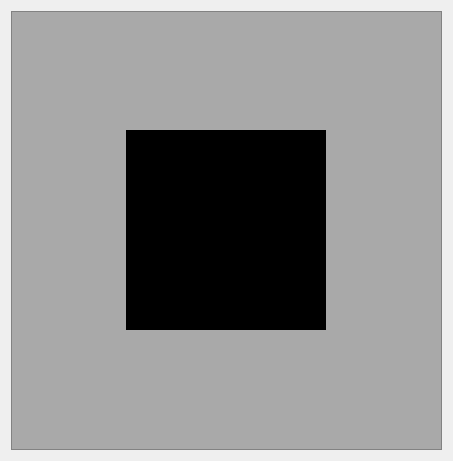
Above: editor_app/sprite_tab.ui from danielmeinert/objectcreator before the change. Below: the same form after it.
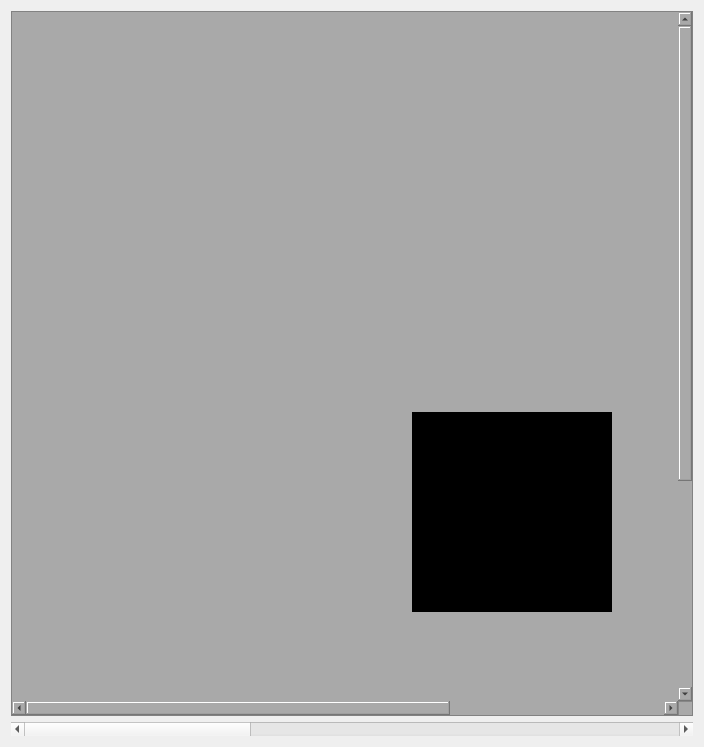
That is the form after the change.

Commit message: reworked zoom

```diff
--- a/editor_app/sprite_tab.ui
+++ b/editor_app/sprite_tab.ui
@@ -6,8 +6,8 @@
    <rect>
     <x>0</x>
     <y>0</y>
-    <width>453</width>
-    <height>461</height>
+    <width>704</width>
+    <height>747</height>
    </rect>
   </property>
   <property name="windowTitle">
@@ -20,18 +20,30 @@
       <string notr="true">background-color: darkgrey;</string>
      </property>
      <property name="widgetResizable">
-      <bool>true</bool>
+      <bool>false</bool>
      </property>
      <widget class="QWidget" name="scrollAreaWidgetContents">
+      <property name="enabled">
+       <bool>true</bool>
+      </property>
       <property name="geometry">
        <rect>
         <x>0</x>
         <y>0</y>
-        <width>433</width>
-        <height>441</height>
+        <width>1000</width>
+        <height>1000</height>
        </rect>
       </property>
-      <layout class="QGridLayout" name="gridLayout_2">
+      <property name="sizePolicy">
+       <sizepolicy hsizetype="Minimum" vsizetype="Fixed">
+        <horstretch>0</horstretch>
+        <verstretch>0</verstretch>
+       </sizepolicy>
+      </property>
+      <layout class="QGridLayout" name="gridLayout_2" rowstretch="0">
+       <property name="sizeConstraint">
+        <enum>QLayout::SetDefaultConstraint</enum>
+       </property>
        <item row="0" column="0">
         <widget class="QLabel" name="view">
          <property name="sizePolicy">
@@ -61,6 +73,19 @@
      </widget>
     </widget>
    </item>
+   <item>
+    <widget class="QScrollBar" name="horizontalScrollBar_zoom">
+     <property name="minimum">
+      <number>1</number>
+     </property>
+     <property name="maximum">
+      <number>20</number>
+     </property>
+     <property name="orientation">
+      <enum>Qt::Horizontal</enum>
+     </property>
+    </widget>
+   </item>
   </layout>
  </widget>
  <resources/>
```
The commit also changes 4 other files.
